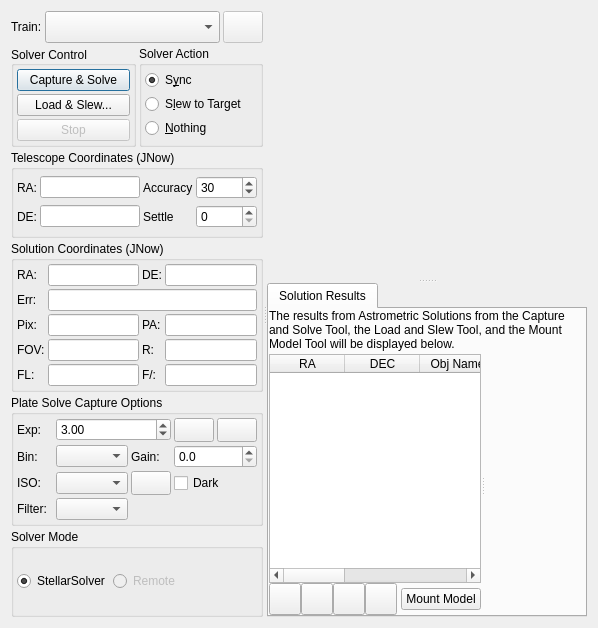
The window that kstars/ekos/align/align.ui (KDE/kstars) describes before a commit, drawn with Qt 5.
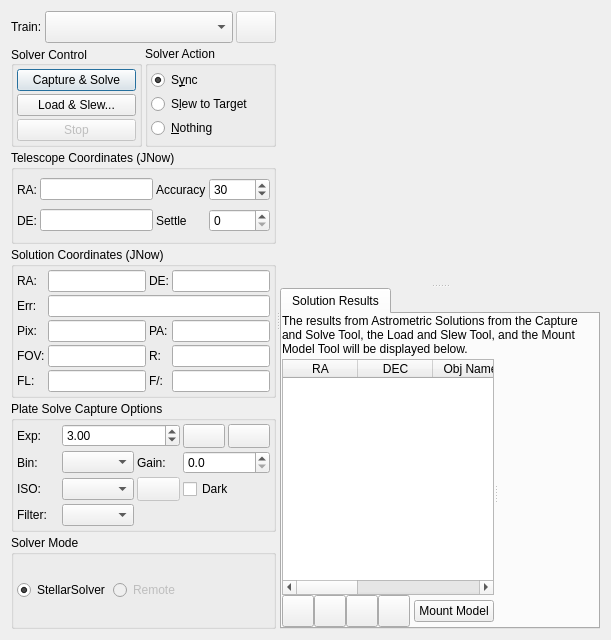
The same window after the commit. Icons and pictures are not drawn. Custom widgets are drawn as their Qt base class.

Commit message: Add protection against unguraded use of rotator control panel. Improve tooltips

```diff
--- a/kstars/ekos/align/align.ui
+++ b/kstars/ekos/align/align.ui
@@ -6,8 +6,8 @@
    <rect>
     <x>0</x>
     <y>0</y>
-    <width>598</width>
-    <height>628</height>
+    <width>611</width>
+    <height>640</height>
    </rect>
   </property>
   <layout class="QHBoxLayout" name="horizontalLayout_2">
@@ -16,7 +16,7 @@
      <property name="orientation">
       <enum>Qt::Horizontal</enum>
      </property>
-     <widget class="QWidget" name="">
+     <widget class="QWidget" name="layoutWidget">
       <layout class="QVBoxLayout" name="leftLayout">
        <property name="spacing">
         <number>3</number>
@@ -703,6 +703,9 @@
           </item>
           <item row="3" column="2">
            <widget class="QPushButton" name="rotatorB">
+            <property name="enabled">
+             <bool>false</bool>
+            </property>
             <property name="minimumSize">
              <size>
               <width>24</width>
```
Left out of the diff: 2 changed lines with no effect on the pictures. The commit also changes 3 other files.
